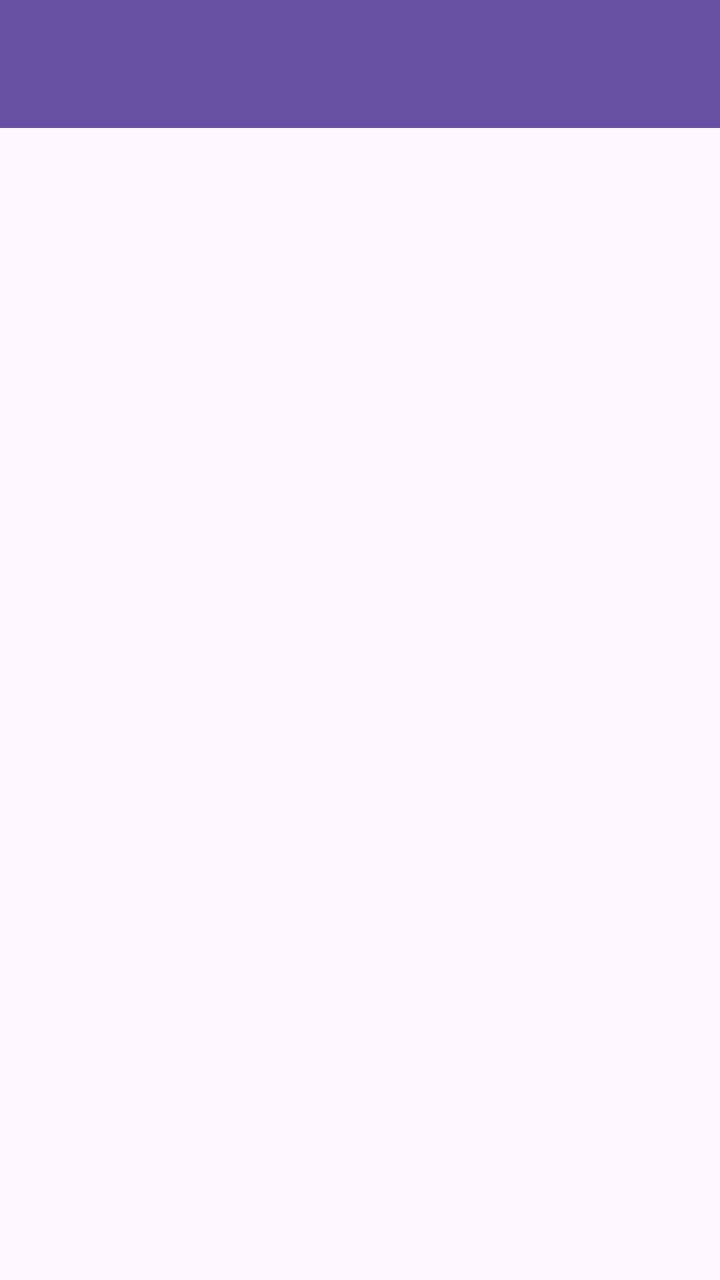
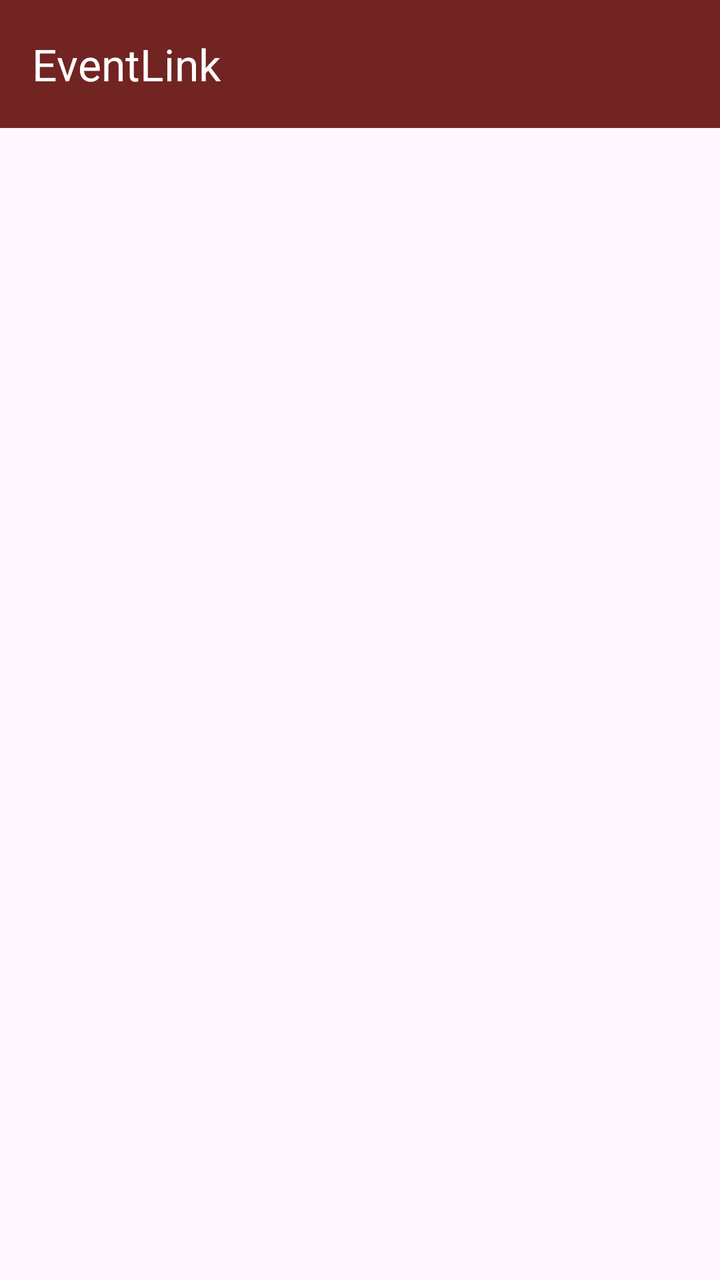

Compare the two renders of this Android layout. The source of the first and the diff that turns it into the second are given below.
<!-- AndroidManifest.xml: application theme Theme.EventLink -->
<!-- res/layout/activity_menu_main.xml -->
<?xml version="1.0" encoding="utf-8"?>
<androidx.drawerlayout.widget.DrawerLayout
    xmlns:android="http://schemas.android.com/apk/res/android"
    xmlns:app="http://schemas.android.com/apk/res-auto"
    xmlns:tools="http://schemas.android.com/tools"
    android:id="@+id/drawerLayout"
    android:layout_width="match_parent"
    android:layout_height="match_parent"
    android:fitsSystemWindows="true"
    tools:openDrawer="start"
    tools:context=".MenuMainActivity">

    <LinearLayout
        android:layout_width="match_parent"
        android:layout_height="match_parent"
        android:fitsSystemWindows="true"
        android:orientation="vertical">

        <com.google.android.material.appbar.MaterialToolbar
            android:id="@+id/toolbar"
            android:layout_width="match_parent"
            android:layout_height="wrap_content"
            android:background="?attr/colorPrimary"
            android:minHeight="?attr/actionBarSize"
            android:theme="?attr/actionBarTheme"
            app:titleTextColor="@color/white"/>

        <FrameLayout
            android:id="@+id/fragmentContainer"
            android:layout_width="match_parent"
            android:layout_height="match_parent">

        </FrameLayout>
    </LinearLayout>

    <com.google.android.material.navigation.NavigationView
        android:id="@+id/navigationView"
        android:layout_width="wrap_content"
        android:layout_height="match_parent"
        android:layout_gravity="start"
        android:fitsSystemWindows="false"
        app:headerLayout="@layout/nav_header_main"
        app:menu="@menu/menu_main">

        <LinearLayout
            android:id="@+id/btnTerminarSessao"
            android:layout_width="match_parent"
            android:layout_height="wrap_content"
            android:layout_gravity="bottom"
            android:orientation="horizontal"
            android:gravity="center_vertical"
            android:paddingHorizontal="24dp"
            android:paddingVertical="16dp"
            android:background="?attr/selectableItemBackground"
            android:clickable="true"
            android:focusable="true">

            <ImageView
                android:layout_width="24dp"
                android:layout_height="24dp"
                android:src="@drawable/ic_logout"
                app:tint="?attr/colorOnSurfaceVariant" />

            <TextView
                android:layout_width="wrap_content"
                android:layout_height="wrap_content"
                android:layout_marginStart="24dp"
                android:text="Terminar Sessão"
                android:textSize="14sp"
                android:textStyle="bold" />

        </LinearLayout>

    </com.google.android.material.navigation.NavigationView>

</androidx.drawerlayout.widget.DrawerLayout>
<!-- res/layout/nav_header_main.xml (included above) -->
<?xml version="1.0" encoding="utf-8"?>
<LinearLayout xmlns:android="http://schemas.android.com/apk/res/android"
    xmlns:app="http://schemas.android.com/apk/res-auto"
    xmlns:tools="http://schemas.android.com/tools"
    android:layout_width="match_parent"
    android:layout_height="200dp"
    android:background="@color/color_eventlink"
    android:gravity="bottom"
    android:orientation="vertical"
    android:padding="16dp">

    <LinearLayout
        android:layout_width="match_parent"
        android:layout_height="wrap_content"
        android:orientation="horizontal">

        <ImageView
            android:id="@+id/iconProfile"
            android:layout_width="wrap_content"
            android:layout_height="wrap_content"
            app:srcCompat="@drawable/ic_profile" />

        <TextView
            android:id="@+id/tvNomeUser"
            android:layout_width="0dp"
            android:layout_height="wrap_content"
            android:layout_weight="0.5"
            android:textColor="@color/white"
            android:textSize="18sp"
            android:layout_marginStart="5sp"
            android:text="Sem Nome" />

    </LinearLayout>

    <TextView
        android:id="@+id/tvEmail"
        android:layout_width="match_parent"
        android:layout_height="wrap_content"
        android:layout_marginTop="10dp"
        android:textColor="@color/white"
        android:textStyle="bold"
        android:textSize="14sp"
        android:text="Sem Email" />

</LinearLayout>
<!-- resources referenced by this layout -->
<resources>
  <color name="color_eventlink">#722423</color>
  <color name="white">#FFFFFFFF</color>
  <!-- drawable ic_logout: png bitmap (drawable, 205 bytes) -->
  <!-- drawable ic_profile: png bitmap (drawable, 407 bytes) -->
  <style name="Theme.EventLink" parent="Base.Theme.EventLink" />
  <style name="Base.Theme.EventLink" parent="Theme.Material3.DayNight.NoActionBar">
          
          
      </style>
</resources>

<!-- the commit's change to res/layout/activity_menu_main.xml (unified diff, before → after) -->
@@ -20,9 +20,10 @@
             android:id="@+id/toolbar"
             android:layout_width="match_parent"
             android:layout_height="wrap_content"
-            android:background="?attr/colorPrimary"
+            android:background="@color/color_eventlink"
             android:minHeight="?attr/actionBarSize"
             android:theme="?attr/actionBarTheme"
+            app:title="EventLink"
             app:titleTextColor="@color/white"/>
 
         <FrameLayout
